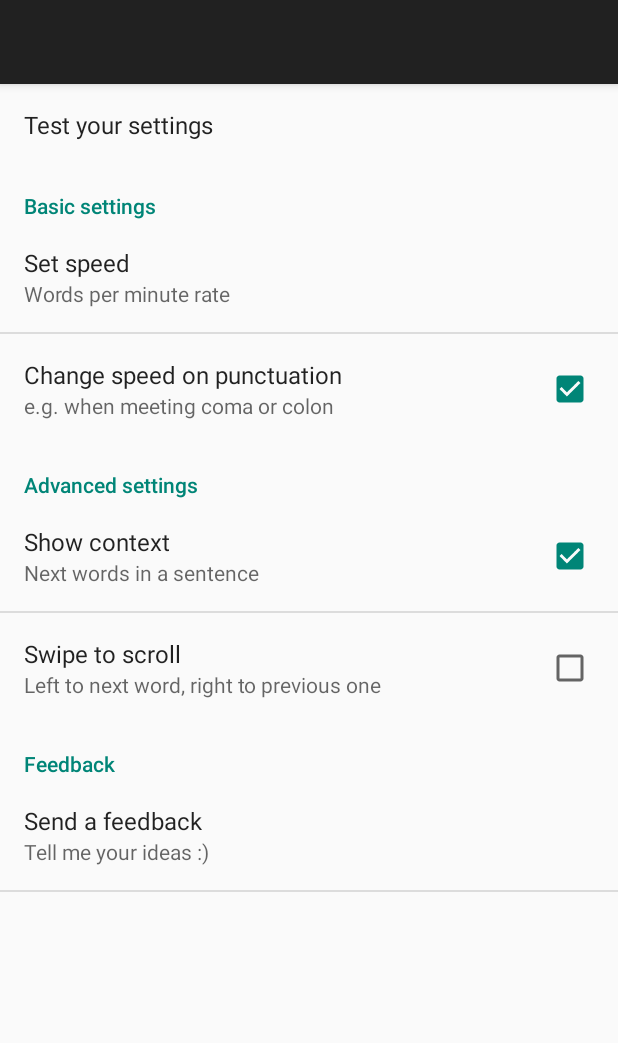
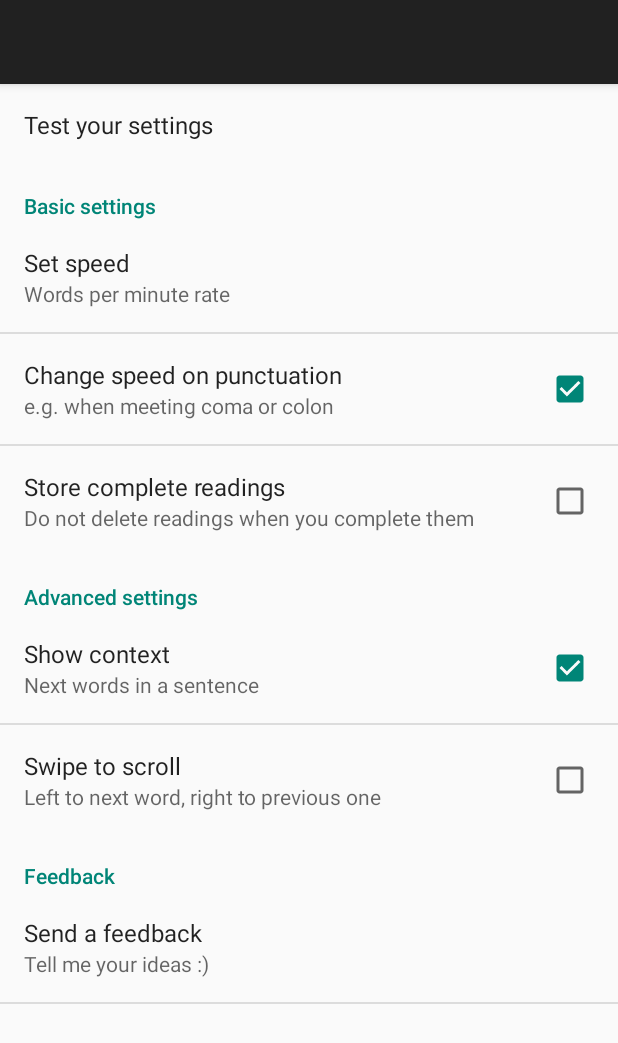
Before and after one commit to syniuhin/Readily, an Android app: the fragment SettingsFragment shown on its own in the app's theme, on a phone screen of 412 x 824 dp. Shown: the top 1043 px of the screen. Run offline under Robolectric (Android 15) with nearby library versions, the phone set to English and light mode, and no system bars; libraries missing offline, so code that uses them is left out: com.daimajia.androidanimations; 3 statements that could not run were skipped.

Commit message:
Preference added

```diff
--- a/ui/src/main/java/com/infmme/readily/Constants.java
+++ b/ui/src/main/java/com/infmme/readily/Constants.java
@@ -42,7 +42,7 @@ public class Constants {
 		public static final String SWIPE = "pref_swipe";
 		public static final String TYPEFACE = "pref_typeface";
 		public static final String PUNCTUATION_DIFFERS = "pref_punct";
-
+		public static final String STORE_COMPLETE = "pref_again";
 		/*
 				public static final String PUNCTUATION_DEFAULT = "pref_punctuationDefault";
 				public static final String COMA_OR_LONG = "pref_comaOrLong";
--- a/ui/src/main/res/values/strings.xml
+++ b/ui/src/main/res/values/strings.xml
@@ -35,7 +35,7 @@
     <string name="position">Position in a text</string>
     <string name="sth_left">left</string>
     <string name="pause">Pause</string>
-    <string name="reading_is_completed">Reading is completed. Tap to exit.</string>
+    <string name="reading_is_completed">Tap to exit</string>
 
     <!-- Preferences.xml -->
     <string name="preferences_clipboard">Read a text from the clipboard</string>
@@ -52,6 +52,8 @@
     <string name="preferences_endOfSentence_coeff">Sentence ending</string>
     <string name="preferences_dashOrColon_coeff">Dash or (semi)colon</string>
     <string name="preferences_begOfPar_coeff">Beginning of a paragraph</string>
+    <string name="preferences_again">Store complete readings</string>
+    <string name="preferences_again_summary">Do not delete readings when you complete them</string>
     <string name="preferences_advanced">Advanced settings</string>
     <string name="preferences_showContext">Show context</string>
     <string name="preferences_showContext_summary">Next words in a sentence</string>
--- a/ui/src/main/res/xml/preferences.xml
+++ b/ui/src/main/res/xml/preferences.xml
@@ -15,6 +15,11 @@
             android:key="pref_punct"
             android:summary="@string/preferences_different_speed_punctuation_summary"
             android:title="@string/preferences_different_speed_punctuation"/>
+        <CheckBoxPreference
+                android:defaultValue="false"
+                android:key="pref_again"
+                android:summary="@string/preferences_again_summary"
+                android:title="@string/preferences_again"/>
     </PreferenceCategory>
     <PreferenceCategory
         android:title="@string/preferences_advanced">
```
Also changed, not shown: ui/src/main/java/com/infmme/readily/ReaderFragment.java (+18 -6 lines), ui/src/main/java/com/infmme/readily/settings/SettingsBundle.java (+11 -0 lines), 2 other files.
